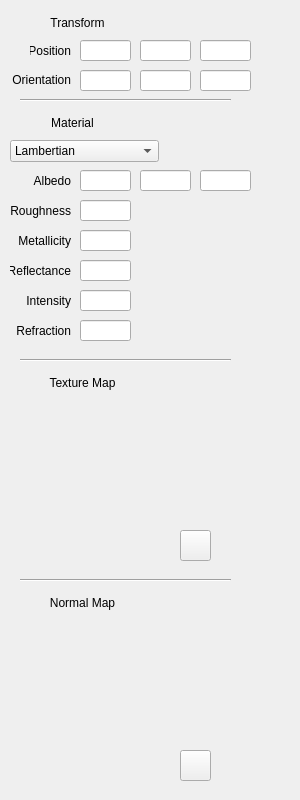
This is src/view/Inspector.ui in Yordrar/thesis-raytracer as Qt 5 draws it before an edit. The edited form follows.
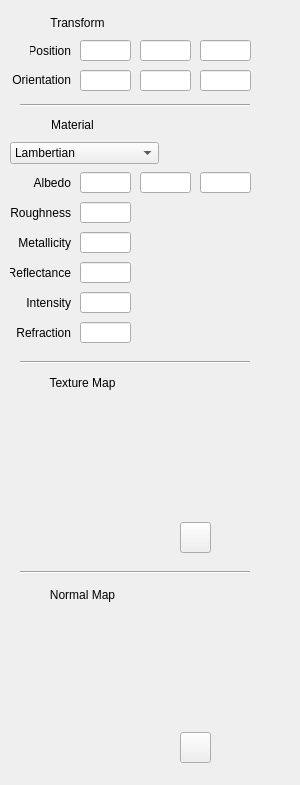
This is the edited form.

The edit to the form file:
```diff
--- a/src/view/Inspector.ui
+++ b/src/view/Inspector.ui
@@ -7,13 +7,13 @@
     <x>0</x>
     <y>0</y>
     <width>300</width>
-    <height>800</height>
+    <height>785</height>
    </rect>
   </property>
   <property name="minimumSize">
    <size>
     <width>300</width>
-    <height>800</height>
+    <height>785</height>
    </size>
   </property>
   <property name="windowTitle">
@@ -152,8 +152,8 @@
    <property name="geometry">
     <rect>
      <x>20</x>
-     <y>90</y>
-     <width>211</width>
+     <y>95</y>
+     <width>230</width>
      <height>20</height>
     </rect>
    </property>
@@ -165,7 +165,7 @@
    <property name="geometry">
     <rect>
      <x>42</x>
-     <y>112</y>
+     <y>114</y>
      <width>61</width>
      <height>21</height>
     </rect>
@@ -184,7 +184,7 @@
    <property name="geometry">
     <rect>
      <x>10</x>
-     <y>140</y>
+     <y>142</y>
      <width>135</width>
      <height>22</height>
     </rect>
@@ -227,8 +227,8 @@
    <property name="geometry">
     <rect>
      <x>20</x>
-     <y>350</y>
-     <width>211</width>
+     <y>352</y>
+     <width>230</width>
      <height>20</height>
     </rect>
    </property>
@@ -259,7 +259,7 @@
    <property name="geometry">
     <rect>
      <x>20</x>
-     <y>410</y>
+     <y>402</y>
      <width>150</width>
      <height>150</height>
     </rect>
@@ -272,8 +272,8 @@
    <property name="geometry">
     <rect>
      <x>20</x>
-     <y>570</y>
-     <width>211</width>
+     <y>562</y>
+     <width>230</width>
      <height>20</height>
     </rect>
    </property>
@@ -285,7 +285,7 @@
    <property name="geometry">
     <rect>
      <x>42</x>
-     <y>592</y>
+     <y>584</y>
      <width>81</width>
      <height>21</height>
     </rect>
@@ -304,7 +304,7 @@
    <property name="geometry">
     <rect>
      <x>180</x>
-     <y>530</y>
+     <y>522</y>
      <width>31</width>
      <height>31</height>
     </rect>
@@ -317,7 +317,7 @@
    <property name="geometry">
     <rect>
      <x>20</x>
-     <y>630</y>
+     <y>612</y>
      <width>150</width>
      <height>150</height>
     </rect>
@@ -330,7 +330,7 @@
    <property name="geometry">
     <rect>
      <x>180</x>
-     <y>750</y>
+     <y>732</y>
      <width>31</width>
      <height>31</height>
     </rect>
@@ -343,7 +343,7 @@
    <property name="geometry">
     <rect>
      <x>10</x>
-     <y>200</y>
+     <y>202</y>
      <width>61</width>
      <height>21</height>
     </rect>
@@ -359,7 +359,7 @@
    <property name="geometry">
     <rect>
      <x>80</x>
-     <y>200</y>
+     <y>202</y>
      <width>51</width>
      <height>21</height>
     </rect>
@@ -372,7 +372,7 @@
    <property name="geometry">
     <rect>
      <x>80</x>
-     <y>230</y>
+     <y>232</y>
      <width>51</width>
      <height>21</height>
     </rect>
@@ -388,7 +388,7 @@
    <property name="geometry">
     <rect>
      <x>10</x>
-     <y>230</y>
+     <y>232</y>
      <width>61</width>
      <height>21</height>
     </rect>
@@ -404,7 +404,7 @@
    <property name="geometry">
     <rect>
      <x>80</x>
-     <y>260</y>
+     <y>262</y>
      <width>51</width>
      <height>21</height>
     </rect>
@@ -417,7 +417,7 @@
    <property name="geometry">
     <rect>
      <x>10</x>
-     <y>260</y>
+     <y>262</y>
      <width>61</width>
      <height>21</height>
     </rect>
@@ -433,7 +433,7 @@
    <property name="geometry">
     <rect>
      <x>20</x>
-     <y>170</y>
+     <y>172</y>
      <width>51</width>
      <height>21</height>
     </rect>
@@ -449,7 +449,7 @@
    <property name="geometry">
     <rect>
      <x>140</x>
-     <y>170</y>
+     <y>172</y>
      <width>51</width>
      <height>21</height>
     </rect>
@@ -462,7 +462,7 @@
    <property name="geometry">
     <rect>
      <x>200</x>
-     <y>170</y>
+     <y>172</y>
      <width>51</width>
      <height>21</height>
     </rect>
@@ -475,7 +475,7 @@
    <property name="geometry">
     <rect>
      <x>80</x>
-     <y>170</y>
+     <y>172</y>
      <width>51</width>
      <height>21</height>
     </rect>
@@ -501,7 +501,7 @@
    <property name="geometry">
     <rect>
      <x>10</x>
-     <y>110</y>
+     <y>112</y>
      <width>25</width>
      <height>25</height>
     </rect>
@@ -514,7 +514,7 @@
    <property name="geometry">
     <rect>
      <x>10</x>
-     <y>370</y>
+     <y>368</y>
      <width>25</width>
      <height>25</height>
     </rect>
@@ -527,7 +527,7 @@
    <property name="geometry">
     <rect>
      <x>10</x>
-     <y>590</y>
+     <y>580</y>
      <width>25</width>
      <height>25</height>
     </rect>
@@ -540,7 +540,7 @@
    <property name="geometry">
     <rect>
      <x>80</x>
-     <y>290</y>
+     <y>292</y>
      <width>51</width>
      <height>21</height>
     </rect>
@@ -556,7 +556,7 @@
    <property name="geometry">
     <rect>
      <x>10</x>
-     <y>290</y>
+     <y>292</y>
      <width>61</width>
      <height>21</height>
     </rect>
@@ -572,7 +572,7 @@
    <property name="geometry">
     <rect>
      <x>10</x>
-     <y>320</y>
+     <y>322</y>
      <width>61</width>
      <height>21</height>
     </rect>
@@ -588,7 +588,7 @@
    <property name="geometry">
     <rect>
      <x>80</x>
-     <y>320</y>
+     <y>322</y>
      <width>51</width>
      <height>21</height>
     </rect>
```
